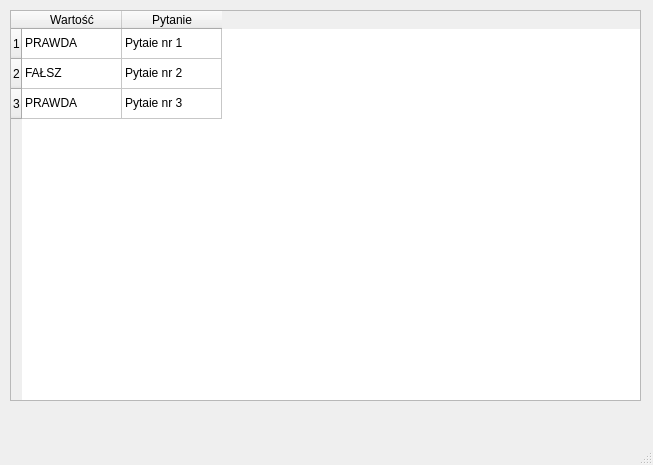
brzeszczot/NeuroTool, file mainwindow.ui: the form before one commit.
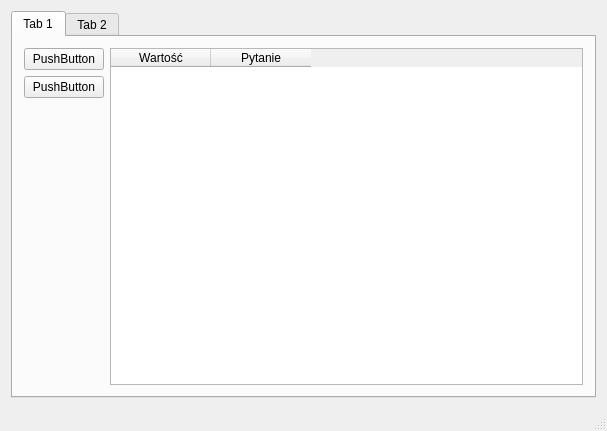
The form after the commit.

```diff
--- a/mainwindow.ui
+++ b/mainwindow.ui
@@ -6,8 +6,8 @@
    <rect>
     <x>0</x>
     <y>0</y>
-    <width>653</width>
-    <height>465</height>
+    <width>607</width>
+    <height>431</height>
    </rect>
   </property>
   <property name="windowTitle">
@@ -17,33 +17,53 @@
    <locale language="Polish" country="Poland"/>
   </property>
   <widget class="QWidget" name="centralWidget">
-   <widget class="QTableWidget" name="tableWidget">
     <property name="enabled">
      <bool>true</bool>
     </property>
-    <property name="geometry">
-     <rect>
-      <x>10</x>
-      <y>10</y>
-      <width>631</width>
-      <height>391</height>
-     </rect>
-    </property>
-    <row>
+   <layout class="QHBoxLayout" name="horizontalLayout">
+    <item>
+     <widget class="QTabWidget" name="tabWidget">
+      <property name="currentIndex">
+       <number>0</number>
+      </property>
+      <widget class="QWidget" name="tab">
+       <attribute name="title">
+        <string>Tab 1</string>
+       </attribute>
+       <layout class="QHBoxLayout" name="horizontalLayout_2">
+        <item>
+         <layout class="QVBoxLayout" name="verticalLayout_2">
+          <item>
+           <widget class="QPushButton" name="pushButton_3">
      <property name="text">
-      <string>1</string>
-     </property>
-    </row>
-    <row>
+             <string>PushButton</string>
+            </property>
+           </widget>
+          </item>
+          <item>
+           <widget class="QPushButton" name="pushButton">
      <property name="text">
-      <string>2</string>
-     </property>
-    </row>
-    <row>
-     <property name="text">
-      <string>3</string>
-     </property>
-    </row>
+             <string>PushButton</string>
+            </property>
+           </widget>
+          </item>
+          <item>
+           <spacer name="verticalSpacer">
+            <property name="orientation">
+             <enum>Qt::Vertical</enum>
+            </property>
+            <property name="sizeHint" stdset="0">
+             <size>
+              <width>20</width>
+              <height>40</height>
+             </size>
+            </property>
+           </spacer>
+          </item>
+         </layout>
+        </item>
+        <item>
+         <widget class="QTableWidget" name="tableWidget">
     <column>
      <property name="text">
       <string>Wartość</string>
@@ -54,46 +74,18 @@
       <string>Pytanie</string>
      </property>
     </column>
-    <item row="0" column="0">
-     <property name="text">
-      <string>PRAWDA</string>
-     </property>
-    </item>
-    <item row="0" column="1">
-     <property name="text">
-      <string>Pytaie nr 1</string>
-     </property>
-     <property name="flags">
-      <set>NoItemFlags</set>
-     </property>
-    </item>
-    <item row="1" column="0">
-     <property name="text">
-      <string>FAŁSZ</string>
-     </property>
-    </item>
-    <item row="1" column="1">
-     <property name="text">
-      <string>Pytaie nr 2</string>
-     </property>
-     <property name="flags">
-      <set>NoItemFlags</set>
-     </property>
-    </item>
-    <item row="2" column="0">
-     <property name="text">
-      <string>PRAWDA</string>
-     </property>
-    </item>
-    <item row="2" column="1">
-     <property name="text">
-      <string>Pytaie nr 3</string>
-     </property>
-     <property name="flags">
-      <set>NoItemFlags</set>
-     </property>
-    </item>
-   </widget>
+         </widget>
+        </item>
+       </layout>
+      </widget>
+      <widget class="QWidget" name="tab_2">
+       <attribute name="title">
+        <string>Tab 2</string>
+       </attribute>
+      </widget>
+     </widget>
+    </item>
+   </layout>
   </widget>
   <widget class="QStatusBar" name="statusBar"/>
   <widget class="QMenuBar" name="menuBar">
```
Left out of the diff: 4 changed lines with no effect on the pictures. Lines whose indentation alone changed are shown as unchanged.
